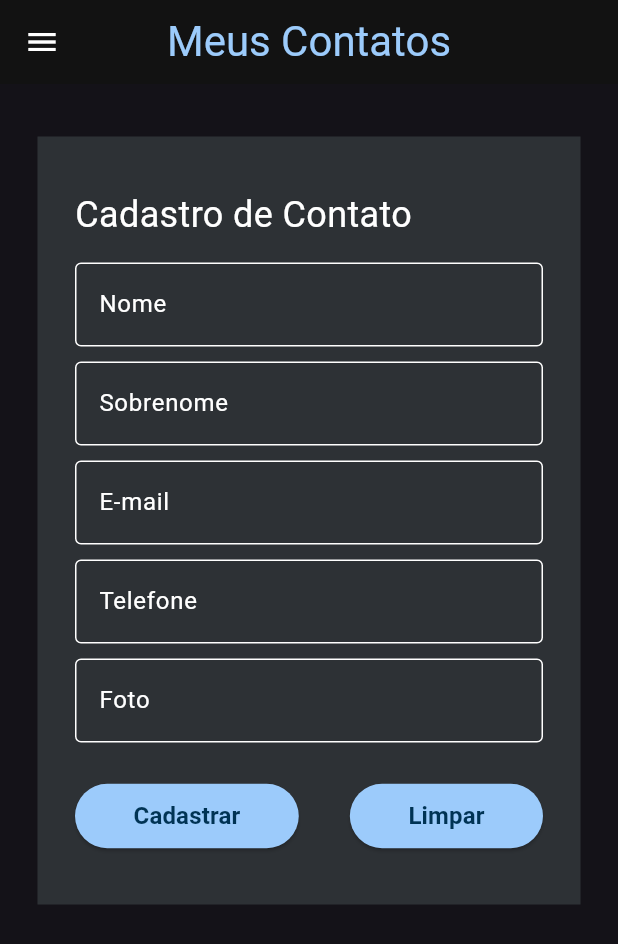
After one commit to DudaBittenc/Projeto_agenda_contatos, a Flutter app: the Cadastro screen opened directly, on a phone screen of 412 x 824 dp. The commit adds this screen. Shown: the top 944 px of the screen. Run offline on Flutter 3.47's test engine with Material 3 defaults, Android fonts, the phone set to English and light mode, and no system bars; our stand-ins replace font_awesome_flutter.

Commit message:
Tela de cadastro

```diff
--- /dev/null
+++ b/agenda_contatos/lib/View/cadastro.dart
@@ -0,0 +1,171 @@
+import 'package:flutter/material.dart';
+import 'package:flutter/widgets.dart';
+import 'package:flutter_application_1/Model/contato.dart';
+import 'package:flutter_application_1/View/resources/menu.dart';
+import 'package:flutter_application_1/View/resources/topBar.dart';
+
+class Cadastro extends StatefulWidget {
+  @override
+  State createState() => CadastroState();
+  // Controladores dos campos impu
+  }
+
+class CadastroState extends State<Cadastro> {
+  final nome = TextEditingController();
+  final sobrenome = TextEditingController();
+  final email = TextEditingController();
+  final fone = TextEditingController();
+  final foto = TextEditingController();
+
+  @override
+  Widget build(BuildContext context) {
+    return Scaffold(
+      appBar:  Topbar(),
+      drawer: MenuDrawer(),
+      body: SingleChildScrollView(
+        // Formulário
+        child: Container(
+         alignment: Alignment.center,
+         padding: EdgeInsets.symmetric(horizontal: 25, vertical: 35),
+         margin: EdgeInsets.symmetric(horizontal: 25, vertical: 35),
+         decoration: BoxDecoration(
+          color: Color.fromRGBO(45, 49, 53, 1),
+         ),
+         child: Column(
+          mainAxisAlignment: MainAxisAlignment.spaceAround,
+          children: [
+            //Título
+            new Container(
+              alignment: Alignment.centerLeft,
+              margin: EdgeInsets.only(bottom: 15),
+              child: Text(
+                "Cadastro de Contato",
+                style: TextStyle(
+                  color: Colors.white,
+                  fontSize: 24
+                ),
+              ),
+            ),
+            //Inputs (campos)
+            campoInput("Nome", nome),
+            campoInput("Sobrenome", sobrenome),
+            campoInput("E-mail", email),
+            campoInput("Telefone",fone),
+            campoInput("Foto", foto),
+
+
+
+            SizedBox(height: 15),
+
+            //Botões
+            Row(
+              mainAxisAlignment: MainAxisAlignment.spaceBetween,
+              children: [
+                // Botão Cadastrar
+                Builder(builder: (BuildContext) {
+                  return ElevatedButton(
+                    child: Container(
+                      padding: EdgeInsets.symmetric(
+                        horizontal: 15,
+                        vertical: 10
+                      ),
+
+                      child: Text(
+                        "Cadastrar",
+                        style: TextStyle(
+                          fontSize: 16,
+                          color: Color.fromRGBO(0, 51, 84, 1),
+                          fontWeight: FontWeight.bold
+                        ),
+                      ),
+                    ),
+
+                    style: ElevatedButton.styleFrom(
+                      backgroundColor: Color.fromRGBO(156, 203, 251, 1)
+                    ),
+                    onPressed: () {
+                      cadastrar();
+                    },
+                    );
+                }
+              ),
+
+                //Botão Limpar
+                  Builder(builder: (BuildContext) {
+                  return ElevatedButton(
+                    child: Container(
+                      padding: EdgeInsets.symmetric(
+                        horizontal: 15,
+                        vertical: 10
+                      ),
+
+                      child: Text(
+                        "Limpar",
+                        style: TextStyle(
+                          fontSize: 16,
+                          color: Color.fromRGBO(0, 51, 84, 1),
+                          fontWeight: FontWeight.bold
+                        ),
+                      ),
+                    ),
+                    style: ElevatedButton.styleFrom(
+                      backgroundColor: Color.fromRGBO(156, 203, 251, 1)
+                    ),
+                    onPressed: () {
+                      limpar();
+                    },
+                    );
+                }
+              ),
+              ],
+            )
+          ],
+         ),
+        ),
+      ),
+    );
+  }
+
+  //Retorna a estrutura do campo input
+  Container campoInput(String nomeCampo, TextEditingController controlador) {
+    return Container(
+        margin: EdgeInsets.only(bottom: 10),
+              child: TextField(
+                //Atributo que recebe valor do campo
+                controller: controlador,
+
+                decoration: InputDecoration(
+                  labelText: nomeCampo,
+                  labelStyle: TextStyle(
+                    color: Colors.white,
+                    fontSize: 16,
+                  ),
+
+                  //Borda do Input
+                  border: OutlineInputBorder(
+                    borderSide: BorderSide(color: Colors.white)
+                  ),
+
+                  //Borda selecionada
+                  focusedBorder: OutlineInputBorder(
+                    borderSide: BorderSide(color: Colors.white54)
+                  )
+                ),
+            ),
+    );
+  }
+
+  //Cadastrar
+  void cadastrar() {
+    Contato contato = Contato(id: 1, nome: nome.text, sobrenome: sobrenome.text, email: email.text, fone: fone.text, foto: foto.text);
+    // Envia o objeto preenchido para adicionar na lista
+  }
+  //Limpar campos
+  void limpar() {
+    this.nome.text = "";
+    this.sobrenome.text = "";
+    this.email.text = "";
+    this.fone.text = "";
+    this.foto.text = "";
+  }
+}
--- a/agenda_contatos/lib/View/home.dart
+++ b/agenda_contatos/lib/View/home.dart
@@ -1,6 +1,7 @@
 
 import 'package:flutter/material.dart';
 import 'package:flutter_application_1/Model/contato.dart';
+import 'package:flutter_application_1/View/cadastro.dart';
 import 'package:flutter_application_1/View/perfil.dart';
 import 'package:flutter_application_1/View/resources/menu.dart';
 import 'package:flutter_application_1/View/resources/topBar.dart';
@@ -73,10 +74,14 @@ class HomeState extends State<Home> {
     },
    ),
     //Botão flutuante
+    //Botão de Cadastro
     floatingActionButton: FloatingActionButton(
       backgroundColor: Color.fromRGBO(214, 189, 237, 1),
       child: Icon(Icons.add, color: Color.fromRGBO(213, 228, 247, 1), size: 36,),
-      onPressed: () {},
+      onPressed: () {
+        Navigator.push(context, MaterialPageRoute(builder: (context) => Cadastro())
+        );
+      },
     ),
    );
   }
--- a/agenda_contatos/lib/View/resources/style.dart
+++ b/agenda_contatos/lib/View/resources/style.dart
@@ -5,6 +5,8 @@ ThemeData style() {
   return base.copyWith(
     primaryColor: Color.fromRGBO(156, 203, 251, 1),
     colorScheme: ColorScheme.dark(),
+    /*textSelectionTheme: TextSelectionThemeData(
+      cursorColor: Color.fromRGBO(193, 193, 193, 1)*/
 
     // Botão flutuante
     floatingActionButtonTheme: FloatingActionButtonThemeData(
```
